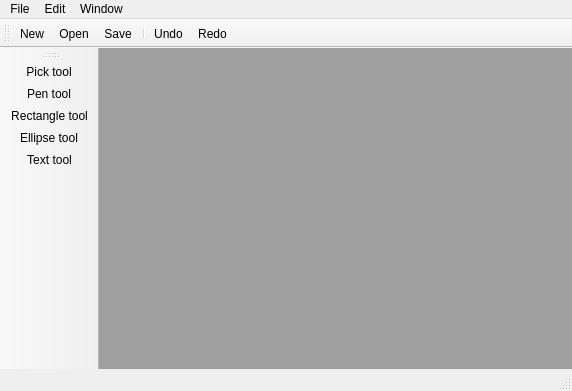
Before: the Qt Designer form ui/draw_main_window.ui in makes/draw, drawn with Qt 5.
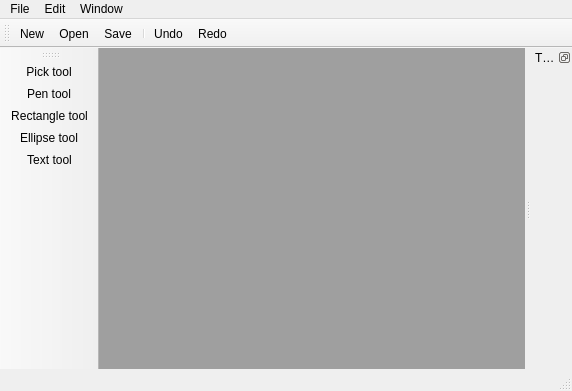
After: the same form once the commit is applied. Icons and pictures are not drawn.

Patch:
```diff
--- a/ui/draw_main_window.ui
+++ b/ui/draw_main_window.ui
@@ -27,7 +27,7 @@
       <property name="documentMode">
        <bool>true</bool>
       </property>
-      <widget class="QWidget" name="">
+      <widget class="QWidget" name="widget">
        <property name="windowTitle">
         <string/>
        </property>
@@ -107,6 +107,21 @@
    <addaction name="actionUndo"/>
    <addaction name="actionRedo"/>
   </widget>
+  <widget class="QDockWidget" name="toolOptionsDock">
+   <property name="features">
+    <set>QDockWidget::DockWidgetFloatable|QDockWidget::DockWidgetMovable</set>
+   </property>
+   <property name="allowedAreas">
+    <set>Qt::LeftDockWidgetArea|Qt::RightDockWidgetArea</set>
+   </property>
+   <property name="windowTitle">
+    <string>Tool Options</string>
+   </property>
+   <attribute name="dockWidgetArea">
+    <number>2</number>
+   </attribute>
+   <widget class="QWidget" name="toolOptions"/>
+  </widget>
   <action name="actionNew">
    <property name="icon">
     <iconset resource="images.qrc">
```
Left out of the diff: 4 changed lines with no effect on the pictures.
